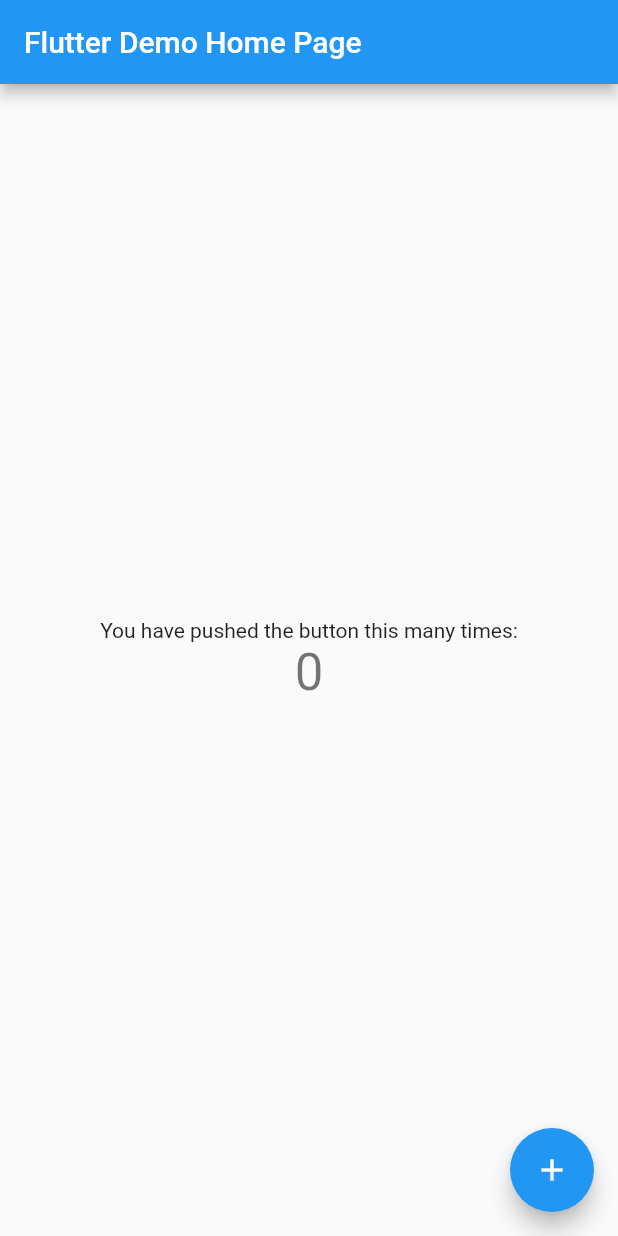
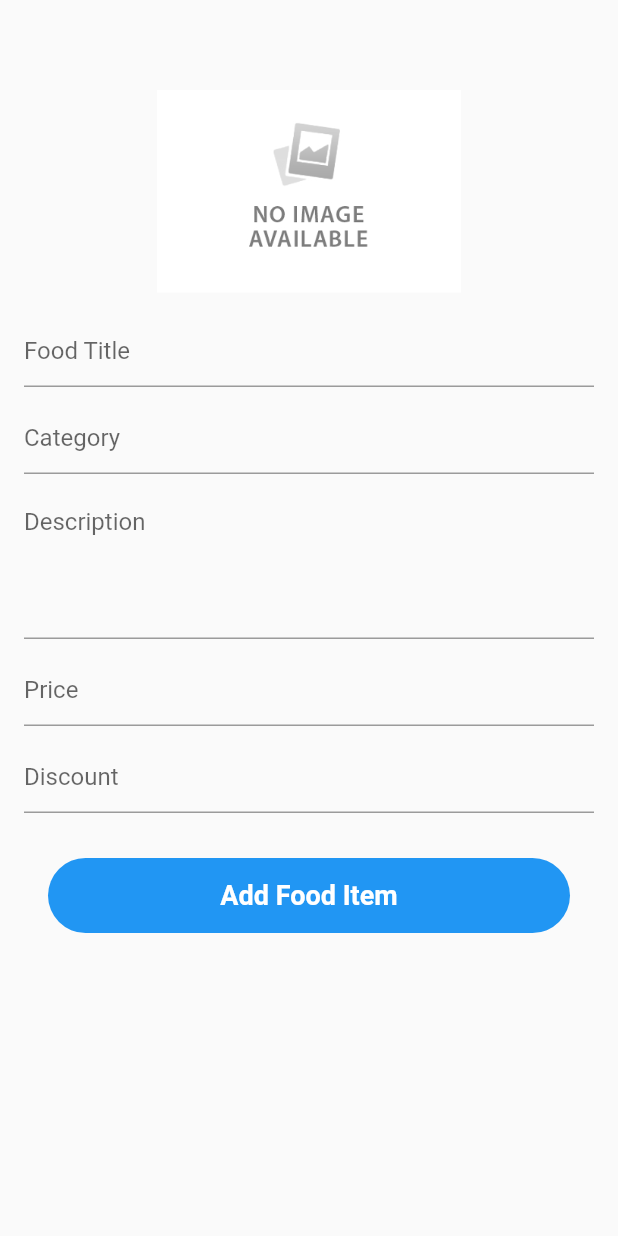
Before and after one commit to AbhishekMaira10/vendor-app, a Flutter app: the screen it shows after launch, on a phone screen of 412 x 824 dp. Run offline on Flutter 3.47's test engine with Material 2 defaults, Android fonts, the phone set to English and light mode, and no system bars.

Commit message:
basic form added

```diff
--- a/lib/main.dart
+++ b/lib/main.dart
@@ -1,111 +1,4 @@
+import 'package:deldrone_vendor/src/app.dart';
 import 'package:flutter/material.dart';
 
 void main() => runApp(MyApp());
-
-class MyApp extends StatelessWidget {
-  // This widget is the root of your application.
-  @override
-  Widget build(BuildContext context) {
-    return MaterialApp(
-      title: 'Flutter Demo',
-      theme: ThemeData(
-        // This is the theme of your application.
-        //
-        // Try running your application with "flutter run". You'll see the
-        // application has a blue toolbar. Then, without quitting the app, try
-        // changing the primarySwatch below to Colors.green and then invoke
-        // "hot reload" (press "r" in the console where you ran "flutter run",
-        // or simply save your changes to "hot reload" in a Flutter IDE).
-        // Notice that the counter didn't reset back to zero; the application
-        // is not restarted.
-        primarySwatch: Colors.blue,
-      ),
-      home: MyHomePage(title: 'Flutter Demo Home Page'),
-    );
-  }
-}
-
-class MyHomePage extends StatefulWidget {
-  MyHomePage({Key key, this.title}) : super(key: key);
-
-  // This widget is the home page of your application. It is stateful, meaning
-  // that it has a State object (defined below) that contains fields that affect
-  // how it looks.
-
-  // This class is the configuration for the state. It holds the values (in this
-  // case the title) provided by the parent (in this case the App widget) and
-  // used by the build method of the State. Fields in a Widget subclass are
-  // always marked "final".
-
-  final String title;
-
-  @override
-  _MyHomePageState createState() => _MyHomePageState();
-}
-
-class _MyHomePageState extends State<MyHomePage> {
-  int _counter = 0;
-
-  void _incrementCounter() {
-    setState(() {
-      // This call to setState tells the Flutter framework that something has
-      // changed in this State, which causes it to rerun the build method below
-      // so that the display can reflect the updated values. If we changed
-      // _counter without calling setState(), then the build method would not be
-      // called again, and so nothing would appear to happen.
-      _counter++;
-    });
-  }
-
-  @override
-  Widget build(BuildContext context) {
-    // This method is rerun every time setState is called, for instance as done
-    // by the _incrementCounter method above.
-    //
-    // The Flutter framework has been optimized to make rerunning build methods
-    // fast, so that you can just rebuild anything that needs updating rather
-    // than having to individually change instances of widgets.
-    return Scaffold(
-      appBar: AppBar(
-        // Here we take the value from the MyHomePage object that was created by
-        // the App.build method, and use it to set our appbar title.
-        title: Text(widget.title),
-      ),
-      body: Center(
-        // Center is a layout widget. It takes a single child and positions it
-        // in the middle of the parent.
-        child: Column(
-          // Column is also a layout widget. It takes a list of children and
-          // arranges them vertically. By default, it sizes itself to fit its
-          // children horizontally, and tries to be as tall as its parent.
-          //
-          // Invoke "debug painting" (press "p" in the console, choose the
-          // "Toggle Debug Paint" action from the Flutter Inspector in Android
-          // Studio, or the "Toggle Debug Paint" command in Visual Studio Code)
-          // to see the wireframe for each widget.
-          //
-          // Column has various properties to control how it sizes itself and
-          // how it positions its children. Here we use mainAxisAlignment to
-          // center the children vertically; the main axis here is the vertical
-          // axis because Columns are vertical (the cross axis would be
-          // horizontal).
-          mainAxisAlignment: MainAxisAlignment.center,
-          children: <Widget>[
-            Text(
-              'You have pushed the button this many times:',
-            ),
-            Text(
-              '$_counter',
-              style: Theme.of(context).textTheme.display1,
-            ),
-          ],
-        ),
-      ),
-      floatingActionButton: FloatingActionButton(
-        onPressed: _incrementCounter,
-        tooltip: 'Increment',
-        child: Icon(Icons.add),
-      ), // This trailing comma makes auto-formatting nicer for build methods.
-    );
-  }
-}
--- /dev/null
+++ b/lib/src/admin/pages/add_food_item.dart
@@ -0,0 +1,68 @@
+import 'package:deldrone_vendor/src/widgets/custom_button.dart';
+import 'package:flutter/material.dart';
+
+class AddFoodItem extends StatefulWidget {
+  @override
+  _AddFoodItemState createState() => _AddFoodItemState();
+}
+
+class _AddFoodItemState extends State<AddFoodItem> {
+  @override
+  Widget build(BuildContext context) {
+    return Scaffold(
+      body: ListView(
+        children: <Widget>[
+          Container(
+            padding: EdgeInsets.symmetric(horizontal: 16.0, vertical: 60),
+            width: MediaQuery.of(context).size.width,
+            height: MediaQuery.of(context).size.height,
+            child: Form(
+              child: Column(
+                children: <Widget>[
+                  Container(
+                    margin: EdgeInsets.only(bottom: 15.0),
+                    width: MediaQuery.of(context).size.width,
+                    height: 135.0,
+                    decoration: BoxDecoration(
+                      borderRadius: BorderRadius.circular(20.0),
+                      image: DecorationImage(
+                        image: AssetImage("assets/images/noimage.png"),
+                      ),
+                    ),
+                  ),
+                  _buildTextFormField('Food Title'),
+                  _buildTextFormField('Category'),
+                  _buildTextFormField('Description', maxLine: 4),
+                  _buildTextFormField('Price'),
+                  _buildTextFormField('Discount'),
+                  SizedBox(
+                    height: 20.0,
+                  ),
+                  Button(
+                    btnText: 'Add Food Item',
+                    onPressed: () {},
+                  ),
+                ],
+              ),
+            ),
+          ),
+        ],
+      ),
+    );
+  }
+
+  Widget _buildTextFormField(String hint, {int maxLine = 1}) {
+    return Column(
+      children: <Widget>[
+        TextFormField(
+          decoration: InputDecoration(hintText: hint),
+          maxLines: maxLine,
+          keyboardType: hint == "Price" || hint == "Discount"
+              ? TextInputType.number
+              : TextInputType.text,
+        ),
+        SizedBox(height: 10.0),
+      ],
+    );
+  }
+}
--- /dev/null
+++ b/lib/src/app.dart
@@ -0,0 +1,14 @@
+import 'package:flutter/material.dart';
+import 'package:deldrone_vendor/src/admin/pages/add_food_item.dart';
+
+class MyApp extends StatelessWidget {
+  @override
+  Widget build(BuildContext context) {
+    return MaterialApp(
+      debugShowCheckedModeBanner: false,
+      theme: ThemeData(primaryColor: Colors.blueAccent),
+      title: "Food Delivery Vendor App",
+      home: AddFoodItem(),
+    );
+  }
+}
--- /dev/null
+++ b/lib/src/models/food_model.dart
@@ -0,0 +1,20 @@
+class Food {
+  final String id;
+  final String name;
+  final String imagePath;
+  final String description;
+  final String category;
+  final double price;
+  final double discount;
+  final double ratings;
+
+  Food(
+      {this.id,
+      this.name,
+      this.imagePath,
+      this.description,
+      this.category,
+      this.price,
+      this.discount,
+      this.ratings});
+}
--- /dev/null
+++ b/lib/src/widgets/custom_button.dart
@@ -0,0 +1,30 @@
+import 'package:flutter/material.dart';
+
+class Button extends StatelessWidget {
+  final String btnText;
+  final VoidCallback onPressed;
+
+  Button({@required this.btnText, @required this.onPressed});
+
+  @override
+  Widget build(BuildContext context) {
+    return FlatButton(
+      child: Container(
+        height: 50.0,
+        decoration: BoxDecoration(
+            color: Colors.blue, borderRadius: BorderRadius.circular(25.0)),
+        child: Center(
+          child: Text(
+            "$btnText",
+            style: TextStyle(
+              color: Colors.white,
+              fontSize: 18.0,
+              fontWeight: FontWeight.bold,
+            ),
+          ),
+        ),
+      ),
+      onPressed: onPressed,
+    );
+  }
+}
--- /dev/null
+++ b/lib/src/widgets/custom_text.dart
@@ -0,0 +1,28 @@
+import 'package:flutter/material.dart';
+
+class CustomText extends StatelessWidget {
+  // name constructor that has a positional parameters with the text required
+  // and the other parameters optional
+  const CustomText(
+      {Key key, this.text, this.size, this.color, this.weight, this.family})
+      : super(key: key);
+
+  final String text;
+  final double size;
+  final Color color;
+  final FontWeight weight;
+  final String family;
+
+  @override
+  Widget build(BuildContext context) {
+    return Text(
+      text,
+      style: TextStyle(
+        fontSize: size ?? 16,
+        color: color ?? Colors.black,
+        fontWeight: weight ?? FontWeight.normal,
+        fontFamily: family ?? 'Ubuntu',
+      ),
+    );
+  }
+}
```
Also changed, not shown: pubspec.yaml (+19 -3 lines), assets/fonts/CircularAir-Light.ttf (added), assets/fonts/CircularStd-Bold.ttf (added), assets/fonts/CircularStd-Medium.ttf (added), assets/fonts/DancingScript-Bold.ttf (added), assets/fonts/DancingScript-Medium.ttf (added), assets/fonts/DancingScript-Regular.ttf (added), assets/fonts/DancingScript-SemiBold.ttf (added), assets/fonts/FlutterIcons.ttf (added), assets/fonts/Pacifico-Regular.ttf (added), assets/fonts/Samantha.ttf (added), assets/fonts/Ubuntu-Regular.ttf (added), assets/images/noimage.png (added), 6 other files.
